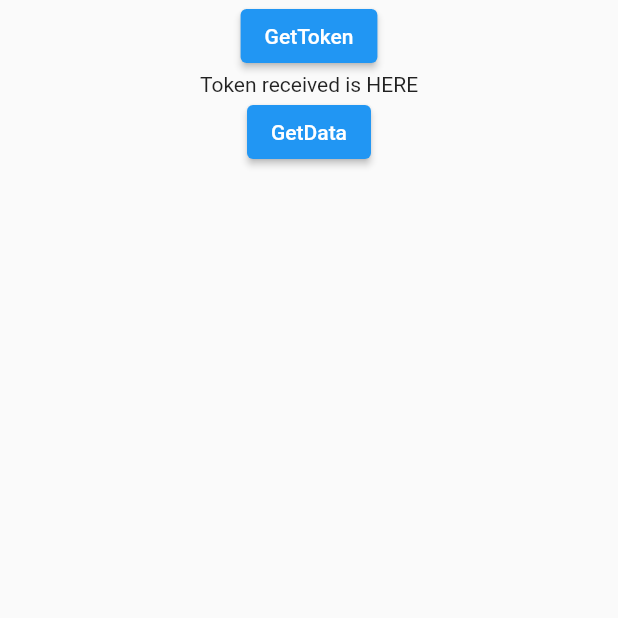
After one commit to slackernoob/AikeenPark, a Flutter app: the Http screen opened directly, after a tap on "GetData", on a phone screen of 412 x 824 dp, the top half of it. The commit adds this screen. Run offline on Flutter 3.47's test engine with Material 2 defaults, Android fonts, the phone set to English and light mode, and no system bars; our stand-ins replace firebase_auth, firebase_core, google_fonts, google_maps_flutter; missing offline and left inert: flutter_google_places, google_api_headers, google_maps_webservice; accounts and stored records are empty; network calls fail.

Commit message:
Testing HTTP Requests with URA Parking API to generate Token and Parking Data

```diff
--- /dev/null
+++ b/lib/screens/http.dart
@@ -0,0 +1,66 @@
+import 'dart:io';
+import 'dart:convert';
+import 'package:flutter/material.dart';
+import 'package:http/http.dart';
+
+class Http extends StatefulWidget {
+  // const Http({Key? key}) : super(key: key);
+
+  @override
+  State<Http> createState() => _HttpState();
+}
+
+class _HttpState extends State<Http> {
+  late var tokenn;
+  late var hugedata;
+
+  void getToken() async {
+    Response token = await get(
+      Uri.parse("https://www.ura.gov.sg/uraDataService/insertNewToken.action"),
+      headers: {
+        "AccessKey": "9f963041-efc2-43f2-bfdc-70b4e9644102",
+      },
+    );
+    tokenn = jsonDecode(token.body);
+    print(token.body);
+    print(tokenn["Result"]);
+  }
+
+  void getData() async {
+    Response data = await get(
+      Uri.parse(
+          "https://www.ura.gov.sg/uraDataService/invokeUraDS?service=Car_Park_Availability"),
+      headers: {
+        "AccessKey": "9f963041-efc2-43f2-bfdc-70b4e9644102",
+        "Token": tokenn["Result"],
+      },
+    );
+    hugedata = jsonDecode(data.body);
+    print(hugedata["Result"]);
+  }
+
+  @override
+  Widget build(BuildContext context) {
+    return Scaffold(
+      body: Center(
+        child: Column(
+          children: [
+            ElevatedButton(
+              onPressed: () {
+                getToken();
+              },
+              child: Text("GetToken"),
+            ),
+            Text("Token received is HERE"),
+            ElevatedButton(
+              onPressed: () {
+                getData();
+              },
+              child: Text("GetData"),
+            ),
+          ],
+        ),
+      ),
+    );
+  }
+}
--- a/lib/screens/log_in.dart
+++ b/lib/screens/log_in.dart
@@ -1,12 +1,13 @@
 import 'package:aikeen_park/button.dart';
 import 'package:aikeen_park/screens/home.dart';
-import 'package:aikeen_park/screens/home1.dart';
 import 'package:aikeen_park/screens/register.dart';
 import 'package:firebase_auth/firebase_auth.dart';
 import 'package:flutter/material.dart';
 import 'package:aikeen_park/constants.dart';
 import 'package:flutter/services.dart';
 import 'package:google_fonts/google_fonts.dart';
+
+import 'http.dart';
 
 class LogIn extends StatefulWidget {
   //const LogIn({Key? key}) : super(key: key);
@@ -118,7 +119,8 @@ class _LogInState extends State<LogIn> {
 
                                     await Navigator.of(context).push(
                                       MaterialPageRoute(
-                                        builder: (context) => Home(),
+                                        builder: (context) => Http(),
+                                        // builder: (context) => Home(),
                                       ),
                                     );
 
```
